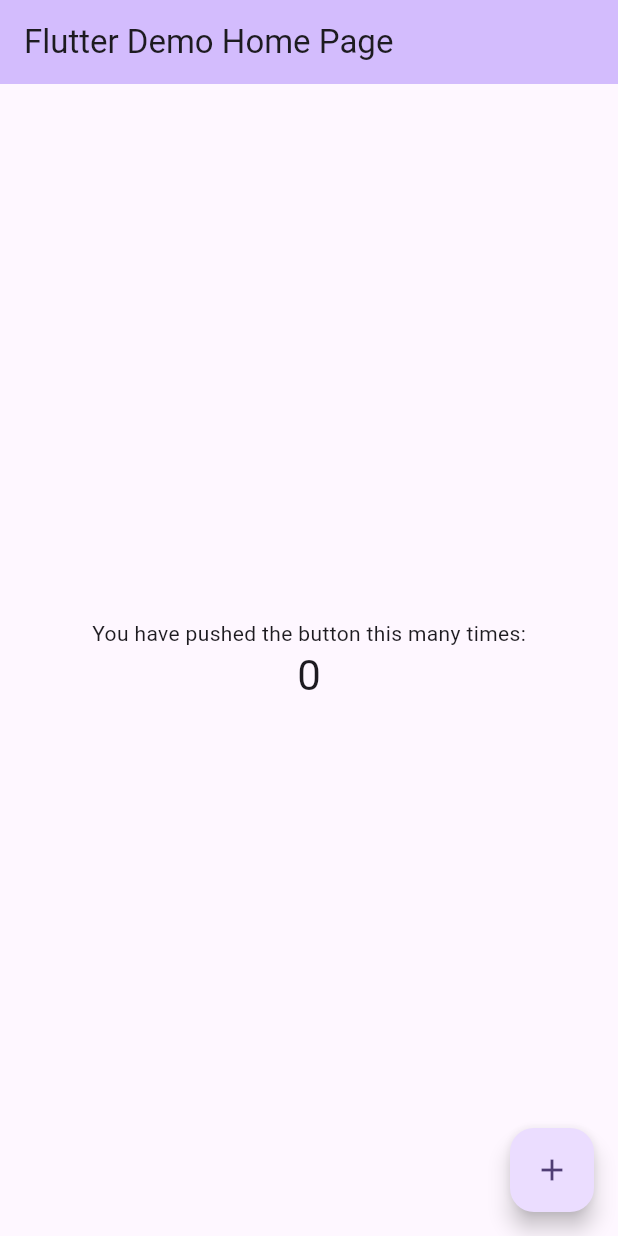
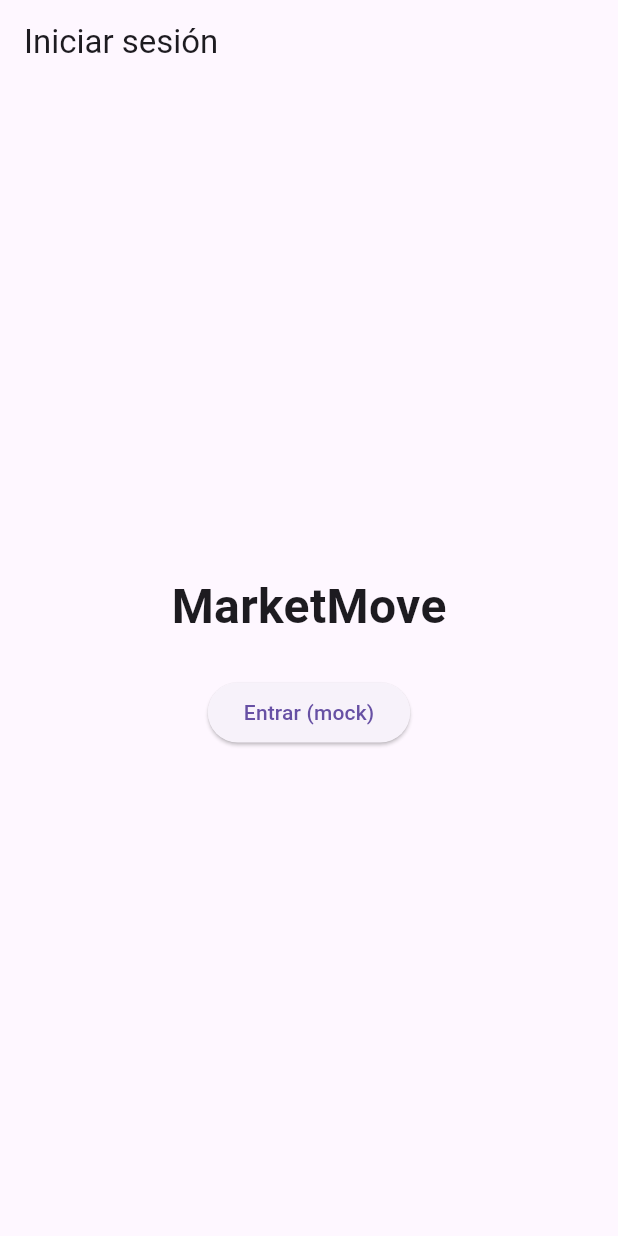
Before and after one commit to jesusdcintas/marketmove_app, a Flutter app: the screen it shows after launch, on a phone screen of 412 x 824 dp. Run offline on Flutter 3.47's test engine with Material 3 defaults, Android fonts, the phone set to English and light mode, and no system bars; our stand-ins replace flutter_dotenv, supabase_flutter; accounts and stored records are empty.

```diff
--- a/lib/main.dart
+++ b/lib/main.dart
@@ -1,122 +1,45 @@
 import 'package:flutter/material.dart';
+import 'package:flutter_dotenv/flutter_dotenv.dart';
+import 'package:supabase_flutter/supabase_flutter.dart';
 
-void main() {
-  runApp(const MyApp());
+import 'src/features/auth/presentation/home_page.dart';
+import 'src/features/auth/presentation/login_page.dart';
+
+Future<void> main() async {
+  WidgetsFlutterBinding.ensureInitialized();
+  await dotenv.load(fileName: '.env');
+
+  final supabaseUrl = dotenv.env['SUPABASE_URL'];
+  final supabaseAnonKey = dotenv.env['SUPABASE_ANON_KEY'];
+
+  if (supabaseUrl == null || supabaseAnonKey == null) {
+    throw StateError('Supabase credentials are missing. Check your .env file.');
+  }
+
+  await Supabase.initialize(
+    url: supabaseUrl,
+    anonKey: supabaseAnonKey,
+  );
+
+  runApp(const MarketMoveApp());
 }
 
-class MyApp extends StatelessWidget {
-  const MyApp({super.key});
+class MarketMoveApp extends StatelessWidget {
+  const MarketMoveApp({super.key});
 
-  // This widget is the root of your application.
   @override
   Widget build(BuildContext context) {
     return MaterialApp(
-      title: 'Flutter Demo',
+      title: 'MarketMove',
       theme: ThemeData(
-        // This is the theme of your application.
-        //
-        // TRY THIS: Try running your application with "flutter run". You'll see
-        // the application has a purple toolbar. Then, without quitting the app,
-        // try changing the seedColor in the colorScheme below to Colors.green
-        // and then invoke "hot reload" (save your changes or press the "hot
-        // reload" button in a Flutter-supported IDE, or press "r" if you used
-        // the command line to start the app).
-        //
-        // Notice that the counter didn't reset back to zero; the application
-        // state is not lost during the reload. To reset the state, use hot
-        // restart instead.
-        //
-        // This works for code too, not just values: Most code changes can be
-        // tested with just a hot reload.
-        colorScheme: ColorScheme.fromSeed(seedColor: Colors.deepPurple),
+        primarySwatch: Colors.indigo,
+        brightness: Brightness.light,
       ),
-      home: const MyHomePage(title: 'Flutter Demo Home Page'),
+      initialRoute: '/login',
+      routes: {
+        '/login': (_) => const LoginPage(),
+        '/home': (_) => const HomePage(),
+      },
     );
   }
 }
-
-class MyHomePage extends StatefulWidget {
-  const MyHomePage({super.key, required this.title});
-
-  // This widget is the home page of your application. It is stateful, meaning
-  // that it has a State object (defined below) that contains fields that affect
-  // how it looks.
-
-  // This class is the configuration for the state. It holds the values (in this
-  // case the title) provided by the parent (in this case the App widget) and
-  // used by the build method of the State. Fields in a Widget subclass are
-  // always marked "final".
-
-  final String title;
-
-  @override
-  State<MyHomePage> createState() => _MyHomePageState();
-}
-
-class _MyHomePageState extends State<MyHomePage> {
-  int _counter = 0;
-
-  void _incrementCounter() {
-    setState(() {
-      // This call to setState tells the Flutter framework that something has
-      // changed in this State, which causes it to rerun the build method below
-      // so that the display can reflect the updated values. If we changed
-      // _counter without calling setState(), then the build method would not be
-      // called again, and so nothing would appear to happen.
-      _counter++;
-    });
-  }
-
-  @override
-  Widget build(BuildContext context) {
-    // This method is rerun every time setState is called, for instance as done
-    // by the _incrementCounter method above.
-    //
-    // The Flutter framework has been optimized to make rerunning build methods
-    // fast, so that you can just rebuild anything that needs updating rather
-    // than having to individually change instances of widgets.
-    return Scaffold(
-      appBar: AppBar(
-        // TRY THIS: Try changing the color here to a specific color (to
-        // Colors.amber, perhaps?) and trigger a hot reload to see the AppBar
-        // change color while the other colors stay the same.
-        backgroundColor: Theme.of(context).colorScheme.inversePrimary,
-        // Here we take the value from the MyHomePage object that was created by
-        // the App.build method, and use it to set our appbar title.
-        title: Text(widget.title),
-      ),
-      body: Center(
-        // Center is a layout widget. It takes a single child and positions it
-        // in the middle of the parent.
-        child: Column(
-          // Column is also a layout widget. It takes a list of children and
-          // arranges them vertically. By default, it sizes itself to fit its
-          // children horizontally, and tries to be as tall as its parent.
-          //
-          // Column has various properties to control how it sizes itself and
-          // how it positions its children. Here we use mainAxisAlignment to
-          // center the children vertically; the main axis here is the vertical
-          // axis because Columns are vertical (the cross axis would be
-          // horizontal).
-          //
-          // TRY THIS: Invoke "debug painting" (choose the "Toggle Debug Paint"
-          // action in the IDE, or press "p" in the console), to see the
-          // wireframe for each widget.
-          mainAxisAlignment: MainAxisAlignment.center,
-          children: <Widget>[
-            const Text('You have pushed the button this many times:'),
-            Text(
-              '$_counter',
-              style: Theme.of(context).textTheme.headlineMedium,
-            ),
-          ],
-        ),
-      ),
-      floatingActionButton: FloatingActionButton(
-        onPressed: _incrementCounter,
-        tooltip: 'Increment',
-        child: const Icon(Icons.add),
-      ), // This trailing comma makes auto-formatting nicer for build methods.
-    );
-  }
-}
--- /dev/null
+++ b/lib/src/features/auth/presentation/login_page.dart
@@ -0,0 +1,31 @@
+import 'package:flutter/material.dart';
+
+class LoginPage extends StatelessWidget {
+  const LoginPage({super.key});
+
+  @override
+  Widget build(BuildContext context) {
+    return Scaffold(
+      appBar: AppBar(title: const Text('Iniciar sesión')),
+      body: Center(
+        child: Padding(
+          padding: const EdgeInsets.symmetric(horizontal: 24.0),
+          child: Column(
+            mainAxisAlignment: MainAxisAlignment.center,
+            mainAxisSize: MainAxisSize.min,
+            children: [
+              const Text('MarketMove', style: TextStyle(fontSize: 32, fontWeight: FontWeight.bold)),
+              const SizedBox(height: 24),
+              ElevatedButton(
+                onPressed: () {
+                  Navigator.pushReplacementNamed(context, '/home');
+                },
+                child: const Text('Entrar (mock)'),
+              ),
+            ],
+          ),
+        ),
+      ),
+    );
+  }
+}
```
Also changed, not shown: lib/src/features/auth/presentation/home_page.dart (added, +25 -0 lines), 1 other file.
